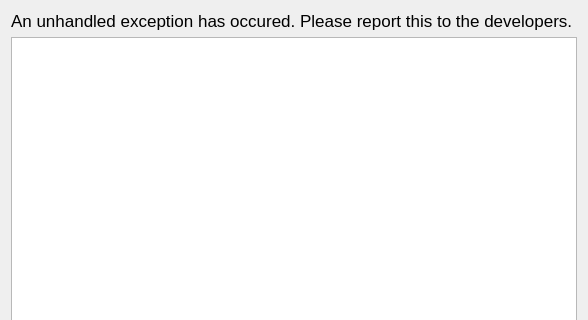
Before: the Qt Designer form msg_explorer/ui/unhandled_exception.ui in TeamMsgExtractor/msg-explorer, drawn with Qt 5; both pictures show x 0 to 588 and y 0 to 320 of the 588 by 479 pixel window.
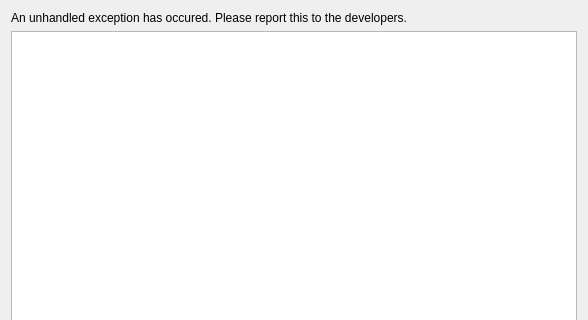
After: the same form once the commit is applied.

Diff of the .ui file:
```diff
--- a/msg_explorer/ui/unhandled_exception.ui
+++ b/msg_explorer/ui/unhandled_exception.ui
@@ -16,12 +16,6 @@
   <layout class="QGridLayout" name="gridLayout">
    <item row="1" column="0">
     <widget class="QPlainTextEdit" name="traceback">
-     <property name="font">
-      <font>
-       <family>Consolas</family>
-       <pointsize>12</pointsize>
-      </font>
-     </property>
      <property name="lineWrapMode">
       <enum>QPlainTextEdit::NoWrap</enum>
      </property>
@@ -35,11 +29,6 @@
    </item>
    <item row="0" column="0">
     <widget class="QLabel" name="label">
-     <property name="font">
-      <font>
-       <pointsize>13</pointsize>
-      </font>
-     </property>
      <property name="text">
       <string>An unhandled exception has occured. Please report this to the developers.</string>
      </property>
```
